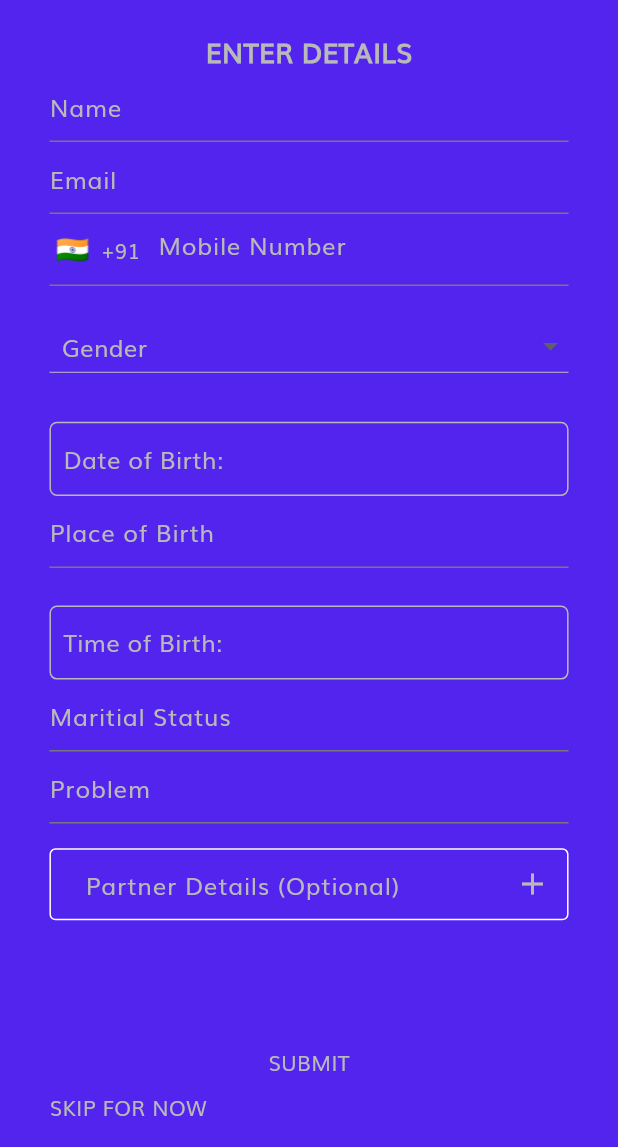
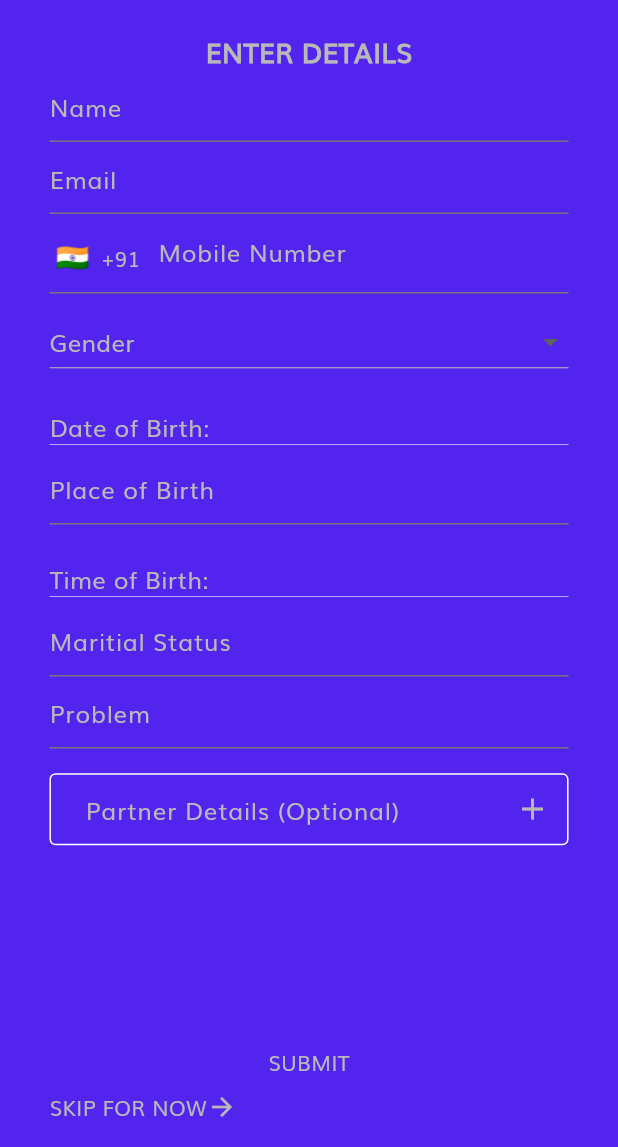
Before and after one commit to qmpgloba/Sitare, a Flutter app: the EnterDetailsScreen screen opened directly, on a phone screen of 412 x 824 dp, the part 89-1236 px from its top. Run offline on Flutter 3.47's test engine with Material 2 defaults, Android fonts, the phone set to English and light mode, and no system bars; drawn by our look-alikes of intl_phone_field; our stand-ins replace auto_size_text, carousel_slider, cloud_firestore, firebase_auth, firebase_core, flutter_rating_bar and 3 more; missing offline and left inert: kommunicate_flutter; accounts and stored records are empty.

Commit message:
fixed border or enter details screen

```diff
--- a/lib/main.dart
+++ b/lib/main.dart
@@ -1,8 +1,6 @@
 import 'package:firebase_core/firebase_core.dart';
 import 'package:flutter/material.dart';
-import 'package:sitare/screens/auth%20wrapper/auth_wrapper.dart';
-import 'package:sitare/screens/navigation_screen.dart';
-import 'package:sitare/screens/onboarding%20page/onboarding_screen.dart';
+import 'package:sitare/screens/enter%20details%20screen/enter_details_screen.dart';
 
 import 'constants/ui_constants.dart';
 
@@ -27,7 +25,7 @@ class MyApp extends StatelessWidget {
        fontFamily: 'Muli',
         useMaterial3: true,
       ),
-      home: AuthWrapper()
+      home: const EnterDetailsScreen()
     );
   }
 }
--- a/lib/screens/auth wrapper/auth_wrapper.dart
+++ b/lib/screens/auth wrapper/auth_wrapper.dart
@@ -12,7 +12,6 @@ class AuthWrapper extends StatelessWidget {
   @override
   Widget build(BuildContext context) {
     // final firebaseUser = context.watch<User?>();
-    print(user);
 
     if(user != null){
       return const HomeScreen();
--- a/lib/screens/enter details screen/enter_details_screen.dart
+++ b/lib/screens/enter details screen/enter_details_screen.dart
@@ -146,6 +146,9 @@ class _EnterDetailsScreenState extends State<EnterDetailsScreen> {
                       return null;
                     },
                   ),
+                  const SizedBox(
+                    height: 5,
+                  ),
                   MobileNumberTextFeildWidget(
                     mobileNumberController: mobileNumberController,
                     onCountryChanged: (v) {
@@ -163,22 +166,16 @@ class _EnterDetailsScreenState extends State<EnterDetailsScreen> {
                       });
                     },
                   ),
-                  const SizedBox(height: 25),
+                  const SizedBox(height: 20),
                   InkWell(
                     onTap: () {
                       _showDatePicker();
                     },
                     child: Container(
-                      height: size.height * 0.06,
-                      width: size.width,
-                      decoration: BoxDecoration(
-                        borderRadius: BorderRadius.circular(5),
-                        border: Border.all(
-                          color: FONT_COLOR,
-                        ),
-                      ),
-                      child: Padding(
-                        padding: EdgeInsets.only(left: size.width * 0.02),
+                      decoration: const BoxDecoration(
+                          border: Border(
+                        bottom: BorderSide(color: whiteColor, width: 0.4),
+                      )),
                       child: Row(
                         children: [
                           Text(
@@ -193,6 +190,8 @@ class _EnterDetailsScreenState extends State<EnterDetailsScreen> {
                       ),
                     ),
                   ),
+                  const SizedBox(
+                    height: 5,
                   ),
                   CustomTextField(
                     size: size,
@@ -211,16 +210,10 @@ class _EnterDetailsScreenState extends State<EnterDetailsScreen> {
                       _showTimePicker();
                     },
                     child: Container(
-                      height: size.height * 0.06,
-                      width: size.width,
-                      decoration: BoxDecoration(
-                        borderRadius: BorderRadius.circular(5),
-                        border: Border.all(
-                          color: FONT_COLOR,
-                        ),
-                      ),
-                      child: Padding(
-                        padding: EdgeInsets.only(left: size.width * 0.02),
+                      decoration: const BoxDecoration(
+                          border: Border(
+                              bottom:
+                                  BorderSide(color: whiteColor, width: 0.4))),
                       child: Row(
                         children: [
                           Text(
@@ -235,6 +228,8 @@ class _EnterDetailsScreenState extends State<EnterDetailsScreen> {
                       ),
                     ),
                   ),
+                  const SizedBox(
+                    height: 5,
                   ),
                   CustomTextField(
                     size: size,
@@ -396,6 +391,11 @@ class _EnterDetailsScreenState extends State<EnterDetailsScreen> {
                           color: FONT_COLOR,
                           fontWeight: FontWeight.w500),
                     ),
+                    Icon(
+                      Icons.arrow_forward,
+                      color: FONT_COLOR,
+                      size: 20,
+                    )
                   ],
                 ),
               ),
@@ -414,7 +414,7 @@ class _EnterDetailsScreenState extends State<EnterDetailsScreen> {
       crossAxisAlignment: CrossAxisAlignment.start,
       children: [
         const SizedBox(
-          height: 16,
+          height: 8,
         ),
         Row(
           children: [
@@ -432,15 +432,12 @@ class _EnterDetailsScreenState extends State<EnterDetailsScreen> {
                   dropdownColor: PRIMARY_COLOR,
                   value: _gender,
                   // underline: const SizedBox(),
-                  hint: Padding(
-                    padding: EdgeInsets.only(left: size.width * 0.02),
-                    child: Text(
+                  hint: Text(
                     label,
                     style: const TextStyle(
                       // fontSize: 14,
                       fontWeight: FontWeight.w500,
                       color: FONT_COLOR,
-                      ),
                     ),
                   ),
                   items: GENDERS.map((String value) {
@@ -466,42 +463,42 @@ class _EnterDetailsScreenState extends State<EnterDetailsScreen> {
     );
   }
 
-  Container dateofBirth() {
-    // ignore: avoid_unnecessary_containers
-    return Container(
-      // width: 160
+  // Container dateofBirth() {
+  //   // ignore: avoid_unnecessary_containers
+  //   return Container(
+  //     // width: 160
 
-      child: TextFormField(
-        controller: dobController,
-        style: const TextStyle(
-          color: FONT_COLOR,
-        ),
-        decoration: const InputDecoration(
-          hintText: "DD/MM/YYYY",
-          hintStyle: TextStyle(
-            color: FONT_COLOR,
-            fontWeight: FontWeight.w700,
-          ),
-          label: Text(
-            "Date of Birth",
-            style: TextStyle(
-              color: FONT_COLOR,
-              fontWeight: FontWeight.w700,
-            ),
-          ),
-        ),
-        validator: (v) {
-          final RegExp regex = RegExp(
-              r'^(0[1-9]|[12][0-9]|3[01])\/(0[1-9]|1[0-2])\/(19[0-9]{2}|20[0-2][0-9]|2023)$');
+  //     child: TextFormField(
+  //       controller: dobController,
+  //       style: const TextStyle(
+  //         color: FONT_COLOR,
+  //       ),
+  //       decoration: const InputDecoration(
+  //         hintText: "DD/MM/YYYY",
+  //         hintStyle: TextStyle(
+  //           color: FONT_COLOR,
+  //           fontWeight: FontWeight.w700,
+  //         ),
+  //         label: Text(
+  //           "Date of Birth",
+  //           style: TextStyle(
+  //             color: FONT_COLOR,
+  //             fontWeight: FontWeight.w700,
+  //           ),
+  //         ),
+  //       ),
+  //       validator: (v) {
+  //         final RegExp regex = RegExp(
+  //             r'^(0[1-9]|[12][0-9]|3[01])\/(0[1-9]|1[0-2])\/(19[0-9]{2}|20[0-2][0-9]|2023)$');
 
-          if (v != null) {
-            if (!regex.hasMatch(v)) {
-              return "Enter in the format of DD/MM/YYYY";
+  //         if (v != null) {
+  //           if (!regex.hasMatch(v)) {
+  //             return "Enter in the format of DD/MM/YYYY";
+  //           }
+  //         }
+  //         return null;
+  //       },
+  //     ),
+  //   );
+  // }
 }
-          }
-          return null;
-        },
-      ),
-    );
-  }
-}
--- a/lib/screens/home screen/widgets/user_details_drawer_header.dart
+++ b/lib/screens/home screen/widgets/user_details_drawer_header.dart
@@ -38,14 +38,14 @@ class UserDetailsDrawerHeader extends StatelessWidget {
             right: 0,
             child: GestureDetector(
               onTap:() {
-                 Navigator.of(context).push(MaterialPageRoute(builder: (context) => UpdateProfileScreen(),));
+                 Navigator.of(context).push(MaterialPageRoute(builder: (context) => const UpdateProfileScreen(),));
               },
               child: Container(
                 decoration: BoxDecoration(
                   borderRadius: BorderRadius.circular(20),
                   color: whiteColor.withOpacity(0.4)
                 ),
-                child: Icon(Icons.edit,size: 30,)),
+                child: const Icon(Icons.edit,size: 30,)),
             )),
           ],
         ),
--- a/lib/screens/otp page/otp_screen.dart
+++ b/lib/screens/otp page/otp_screen.dart
@@ -55,6 +55,7 @@ class OTPScreen extends StatelessWidget {
                     });
                   // ignore: unused_catch_clause
                   } on FirebaseAuthException catch (e) {
+                    // ignore: use_build_context_synchronously
                     showAlertBox(context, 'Invalid OTP', whiteColor, 'Close');
                   }
 
--- a/lib/screens/profile screen/widgets/next_availability_widget.dart
+++ b/lib/screens/profile screen/widgets/next_availability_widget.dart
@@ -15,7 +15,7 @@ class NextAvailabilityWidget extends StatelessWidget {
   Widget build(BuildContext context) {
     return GestureDetector(
       onTap: () {
-        Navigator.of(context).push(MaterialPageRoute(builder: (context) => NextAvailabilityScreen(),));
+        Navigator.of(context).push(MaterialPageRoute(builder: (context) => const NextAvailabilityScreen(),));
       },
       child: SizedBox(
        width: size.width*.65,
--- a/lib/screens/welcome page/functions/functions.dart
+++ b/lib/screens/welcome page/functions/functions.dart
@@ -6,7 +6,6 @@ String verifyId = '';
 
 Future<String?> phoneAuthentication(String number) async {
   try {
-    print(number);
     await _auth.verifyPhoneNumber(
 
       phoneNumber: number,
--- a/lib/widget/custom_textfield.dart
+++ b/lib/widget/custom_textfield.dart
@@ -28,9 +28,11 @@ class CustomTextField extends StatelessWidget {
         color: FONT_COLOR,
       ),
       decoration: InputDecoration(
-        // border: UnderlineInputBorder(
-        //   borderSide: BorderSide(color: whiteColor,wi)
-        // ),
+        border: const UnderlineInputBorder(
+          // borderSide: BorderSide(
+
+          //   color: whiteColor,)
+        ),
         hintText: hintname,
         hintStyle: const TextStyle(
           color: FONT_COLOR,
```
Also changed, not shown: lib/screens/create account page/cerate_account_screen.dart (+5 -5 lines), lib/screens/home screen/home_screen.dart (+4 -8 lines). Lines whose indentation alone changed are shown as unchanged.
